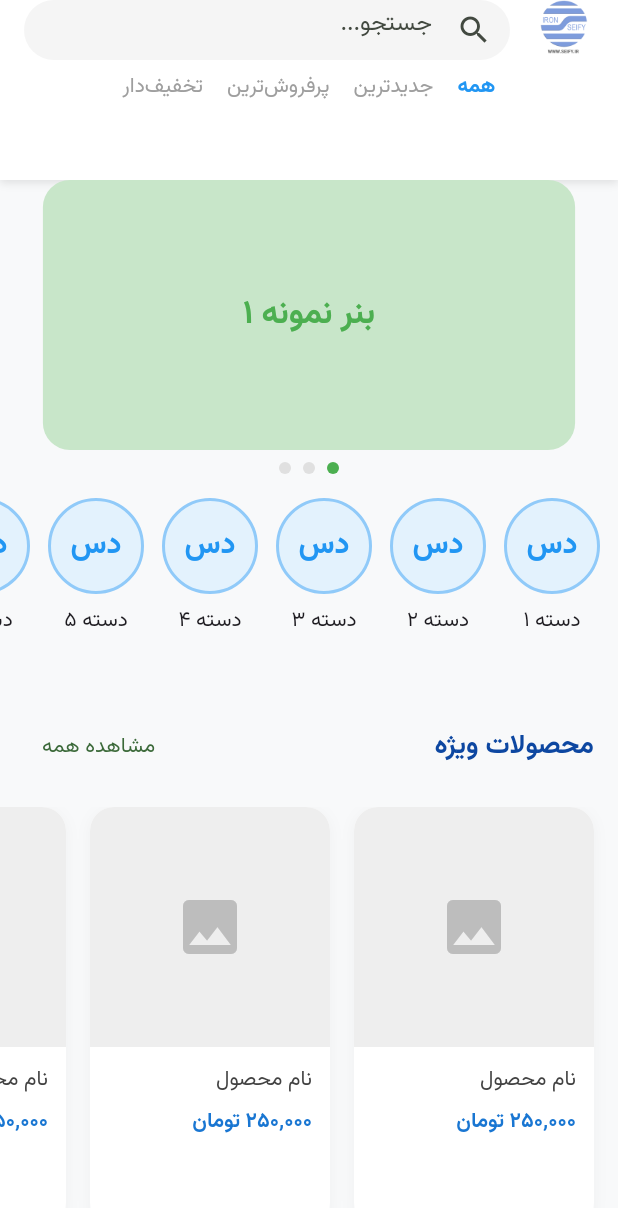
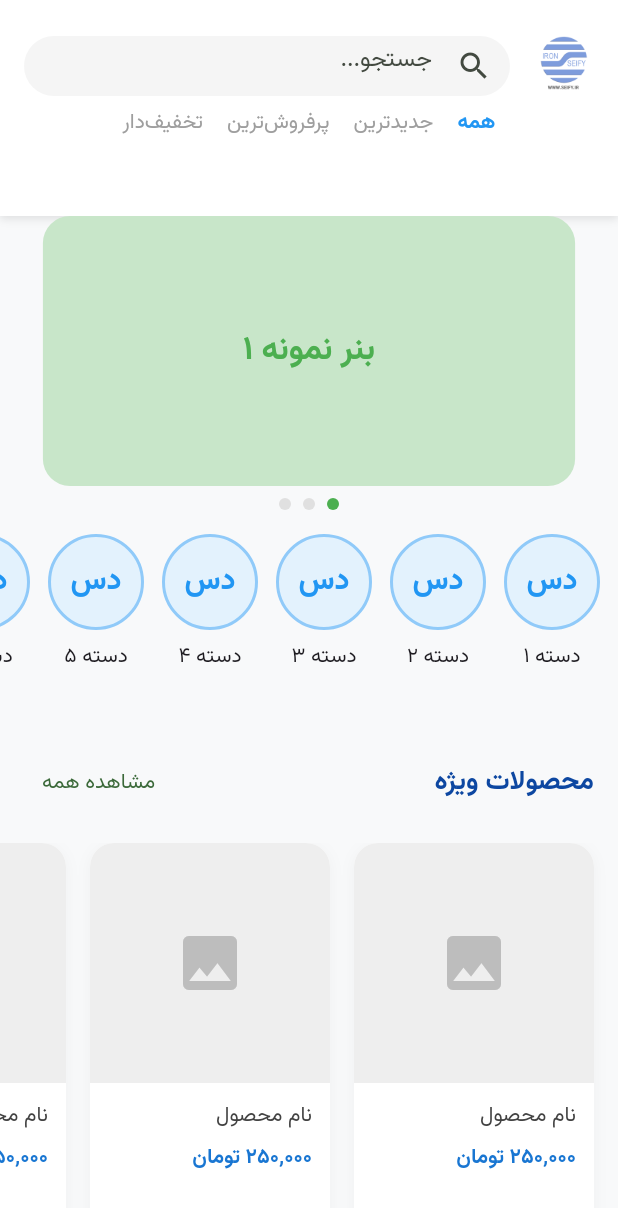
Before and after one commit to Behcoder/android_app, a Flutter app: the screen it shows after launch, on a phone screen of 412 x 824 dp. Shown: the top 1208 px of the screen. Run offline on Flutter 3.47's test engine with Material 3 defaults, Android fonts, the phone set to English and light mode, and no system bars; drawn by our look-alikes of carousel_slider; our stand-ins replace google_fonts.

Commit message:
feat: increase top padding to 24px

```diff
--- a/lib/main.dart
+++ b/lib/main.dart
@@ -80,7 +80,10 @@ class MyApp extends StatelessWidget {
       ],
       locale: const Locale('fa', ''),
       home: const SafeArea(
-        child: HomePage(),
+        child: Padding(
+          padding: EdgeInsets.only(top: 24.0),
+          child: HomePage(),
+        ),
       ),
     );
   }
--- a/pubspec.yaml
+++ b/pubspec.yaml
@@ -16,7 +16,7 @@ publish_to: 'none' # Remove this line if you wish to publish to pub.dev
 # https://developer.apple.com/library/archive/documentation/General/Reference/InfoPlistKeyReference/Articles/CoreFoundationKeys.html
 # In Windows, build-name is used as the major, minor, and patch parts
 # of the product and file versions while build-number is used as the build suffix.
-version: 1.1.4+5
+version: 1.1.5+6
 
 environment:
   sdk: ^3.8.0
```
Also changed, not shown: 1 other file.
